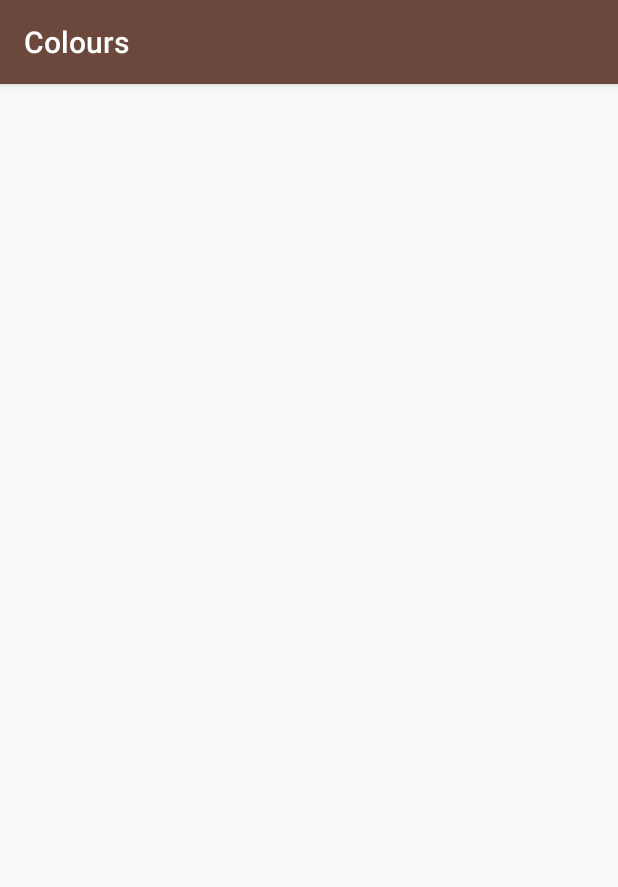
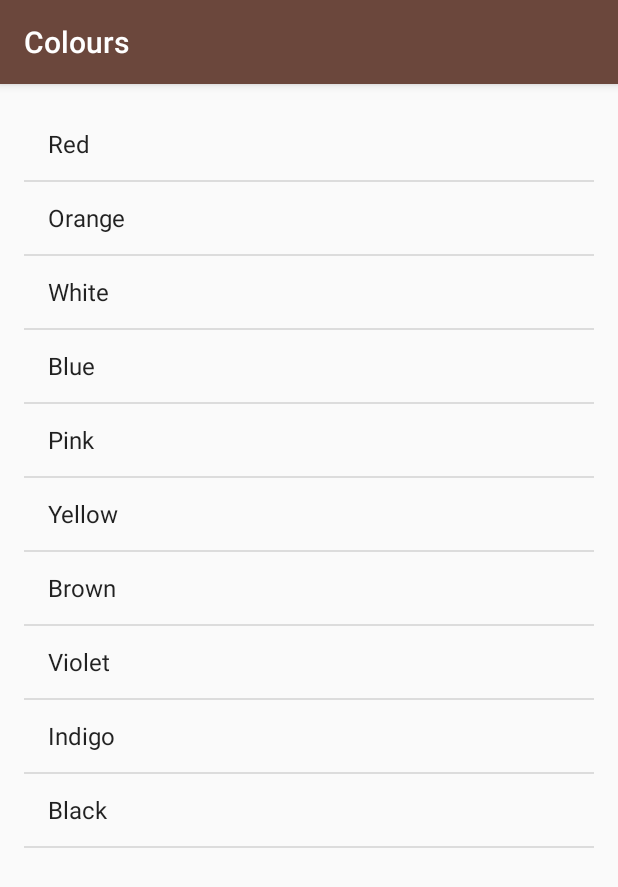
Before and after one commit to dheerajkotwani/MiwokApplication, an Android app: the Colours screen opened directly, with no data from a screen before it, on a phone screen of 412 x 824 dp. Shown: the top 887 px of the screen. Run offline under Robolectric (Android 15) with nearby library versions, the phone set to English and light mode, and no system bars.

Commit message:
Remove Bugs

```diff
--- a/app/src/main/java/project/tronku/miwokapplication/Colours.java
+++ b/app/src/main/java/project/tronku/miwokapplication/Colours.java
@@ -28,7 +28,7 @@ public class Colours extends AppCompatActivity {
         words.add("Black");
 
         ArrayAdapter<String> itemsAdapter=new ArrayAdapter<>(this,android.R.layout.simple_list_item_1,words);
-        ListView listview=(ListView) findViewById(R.id.list);
+        ListView listview=(ListView) findViewById(R.id.colors);
         listview.setAdapter(itemsAdapter);
     }
 }
--- a/app/src/main/java/project/tronku/miwokapplication/Family.java
+++ b/app/src/main/java/project/tronku/miwokapplication/Family.java
@@ -28,7 +28,7 @@ public class Family extends AppCompatActivity {
         words.add("Ten");
 
         ArrayAdapter<String> itemsAdapter=new ArrayAdapter<>(this,android.R.layout.simple_list_item_1,words);
-        ListView listview=(ListView) findViewById(R.id.list);
+        ListView listview=(ListView) findViewById(R.id.family);
         listview.setAdapter(itemsAdapter);
     }
 }
--- a/app/src/main/res/layout/activity_colours.xml
+++ b/app/src/main/res/layout/activity_colours.xml
@@ -1,9 +1,12 @@
 <?xml version="1.0" encoding="utf-8"?>
-<android.support.constraint.ConstraintLayout xmlns:android="http://schemas.android.com/apk/res/android"
+<ListView xmlns:android="http://schemas.android.com/apk/res/android"
     xmlns:app="http://schemas.android.com/apk/res-auto"
     xmlns:tools="http://schemas.android.com/tools"
     android:layout_width="match_parent"
     android:layout_height="match_parent"
-    tools:context=".Colours">
+    tools:context=".Colours"
+    android:orientation="vertical"
+    android:padding="16dp"
+    android:id="@+id/colors">
 
-</android.support.constraint.ConstraintLayout>
+</ListView>
```
Also changed, not shown: app/src/main/res/layout/activity_family.xml (+6 -3 lines).
